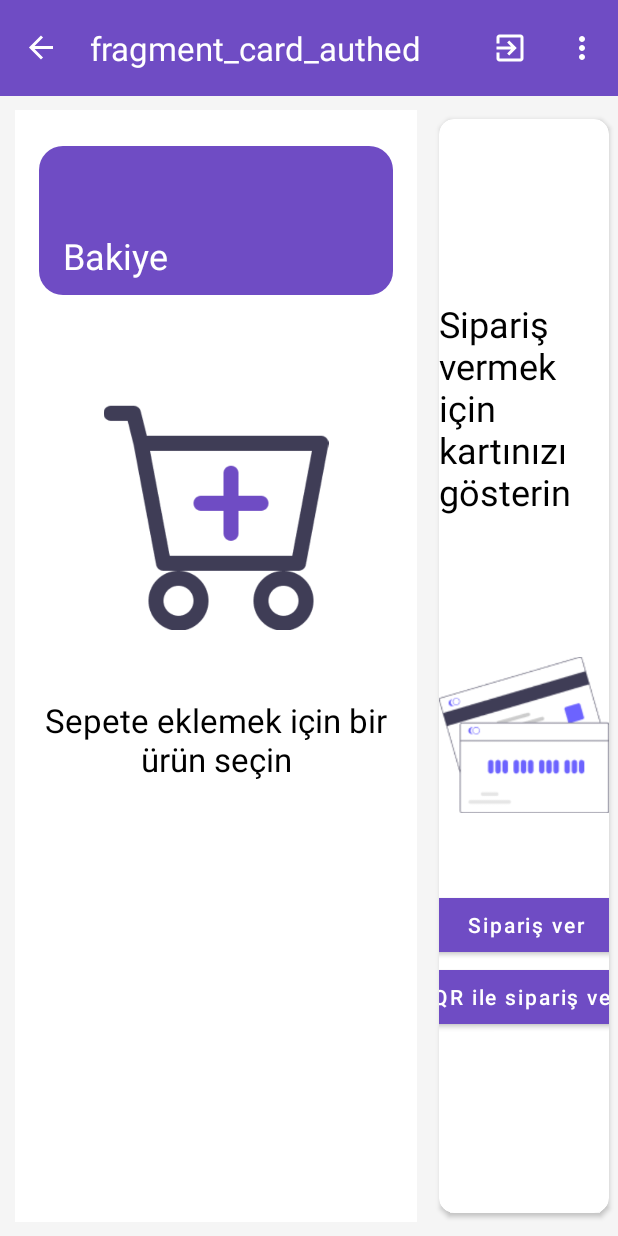
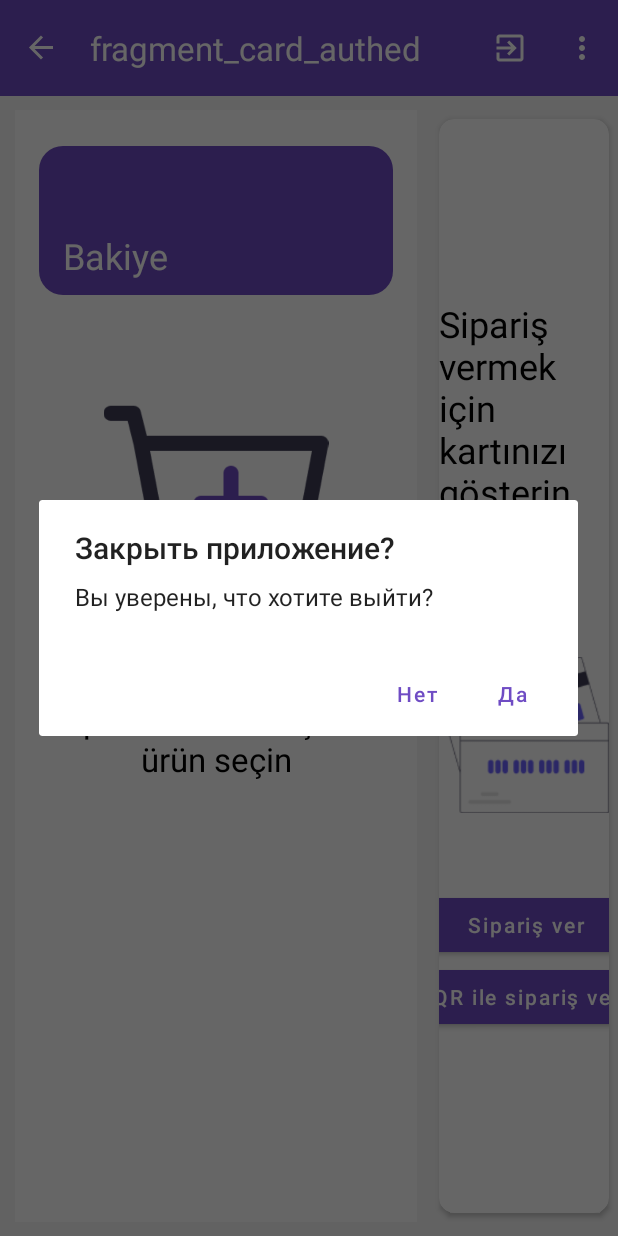
Before and after one commit to TimaTostokov/TamakTime_Terminal, an Android app: the CardFragmentAuthed screen opened through its navigation route, after a tap on "Çıkış", on a phone screen of 412 x 824 dp. Run offline under Robolectric (Android 15) with nearby library versions, the phone set to English and light mode, and no system bars; our stand-ins replace Dagger/Hilt's generated code, navigation-ui.

Commit message:
fixed project

```diff
--- a/app/src/main/java/com/pos_terminal/tamaktime_temirnal/common/Extensions.kt
+++ b/app/src/main/java/com/pos_terminal/tamaktime_temirnal/common/Extensions.kt
@@ -9,7 +9,6 @@ import android.content.Intent
 import android.content.res.Configuration
 import android.view.View
 import android.widget.Toast
-import androidx.appcompat.app.AlertDialog
 import com.google.android.material.snackbar.Snackbar
 import java.util.Locale
 
@@ -48,7 +47,7 @@ object Extensions {
 
     fun Activity.changeLanguage() {
         val listItems = arrayOf("English", "Русский", "Türkçe")
-        val mBuilder = AlertDialog.Builder(this)
+        val mBuilder = android.app.AlertDialog.Builder(this)
         mBuilder.setTitle("Выберите язык")
         mBuilder.setSingleChoiceItems(listItems, -1) { dialog, which ->
             when (which) {
--- a/app/src/main/java/com/pos_terminal/tamaktime_temirnal/presentation/activity/MainActivity.kt
+++ b/app/src/main/java/com/pos_terminal/tamaktime_temirnal/presentation/activity/MainActivity.kt
@@ -1,6 +1,7 @@
 package com.pos_terminal.tamaktime_temirnal.presentation.activity
 
 import android.annotation.SuppressLint
+import android.app.AlertDialog
 import android.app.PendingIntent
 import android.content.Intent
 import android.content.IntentFilter
@@ -11,6 +12,7 @@ import android.os.Bundle
 import android.util.Log
 import android.view.Menu
 import android.view.MenuItem
+import androidx.activity.OnBackPressedCallback
 import androidx.activity.viewModels
 import androidx.appcompat.app.AppCompatActivity
 import androidx.appcompat.app.AppCompatDelegate
@@ -20,7 +22,6 @@ import androidx.navigation.fragment.NavHostFragment
 import androidx.navigation.ui.AppBarConfiguration
 import androidx.navigation.ui.NavigationUI
 import com.pos_terminal.tamaktime_temirnal.R
-import com.pos_terminal.tamaktime_temirnal.common.Extensions
 import com.pos_terminal.tamaktime_temirnal.common.Extensions.changeLanguage
 import com.pos_terminal.tamaktime_temirnal.common.Extensions.loadLocale
 import com.pos_terminal.tamaktime_temirnal.common.Extensions.showSnackbar
@@ -30,11 +31,12 @@ import com.pos_terminal.tamaktime_temirnal.presentation.fragments.cardscreen.car
 import com.pos_terminal.tamaktime_temirnal.presentation.fragments.dialoglogin.LoginDialogFragment
 import dagger.hilt.android.AndroidEntryPoint
 import kotlinx.coroutines.launch
+import kotlin.system.exitProcess
 
 @AndroidEntryPoint
 class MainActivity : AppCompatActivity() {
 
-    private val viewModel: MainActivityViewModel by viewModels()
+    val viewModel: MainActivityViewModel by viewModels()
 
     private var nfcAdapter: NfcAdapter? = null
 
@@ -47,14 +49,20 @@ class MainActivity : AppCompatActivity() {
             requestedOrientation = ActivityInfo.SCREEN_ORIENTATION_PORTRAIT
         }
 
+        onBackPressedDispatcher.addCallback(this, object : OnBackPressedCallback(true) {
+            override fun handleOnBackPressed() {
+                showExitConfirmationDialog()
+            }
+        })
+
         val binding: ActivityMainBinding = ActivityMainBinding.inflate(layoutInflater)
         setContentView(binding.root)
         setSupportActionBar(binding.toolbar)
 
-       nfcAdapter = NfcAdapter.getDefaultAdapter(this)
+        nfcAdapter = NfcAdapter.getDefaultAdapter(this)
 
-       if (nfcAdapter == null) {
-           showSnackbar(binding.root, "NFC в данном устройстве недоступно")
+        if (nfcAdapter == null) {
+            showSnackbar(binding.root, "NFC в данном устройстве недоступно")
         }
 
         val navHostFragment: NavHostFragment =
@@ -165,14 +173,31 @@ class MainActivity : AppCompatActivity() {
         return super.onCreateOptionsMenu(menu)
     }
 
+    fun showExitConfirmationDialog() {
+        AlertDialog.Builder(this)
+            .setTitle("Закрыть приложение?")
+            .setMessage("Вы уверены, что хотите выйти?")
+            .setPositiveButton("Да") { _, _ ->
+                finishAffinity()
+                exitProcess(0)
+            }
+            .setNegativeButton("Нет", null)
+            .show()
+    }
+
     override fun onOptionsItemSelected(item: MenuItem): Boolean {
         when (item.itemId) {
             R.id.action_exit -> {
-                lifecycleScope.launch { viewModel.exit() }
+                lifecycleScope.launch {
+//                    viewModel.exit()
+                    showExitConfirmationDialog()
+                }
+                return true
             }
 
             R.id.ic_menu -> {
                 changeLanguage()
+                return true
             }
         }
 
--- a/app/src/main/java/com/pos_terminal/tamaktime_temirnal/presentation/fragments/cardscreen/cardauthed/CardFragmentAuthed.kt
+++ b/app/src/main/java/com/pos_terminal/tamaktime_temirnal/presentation/fragments/cardscreen/cardauthed/CardFragmentAuthed.kt
@@ -105,9 +105,9 @@ class CardFragmentAuthed : Fragment() {
         viewModel.postOrder(orderItems, totalPrice)
         viewModel.ordering()
         updateDocument()
-        Log.d("arsenchik", "{${sharedViewModel.orderItems.value}}")
-        Log.d("arsenchik", "{${totalPrice}}")
-        Log.d("arsenchik", "{${viewModel.ordering()}}")
+        Log.d("authUpdateDocumentPut", "{${sharedViewModel.orderItems.value}}")
+        Log.d("authUpdateDocumentPut", "{${totalPrice}}")
+        Log.d("authUpdateDocumentPut", "{${viewModel.ordering()}}")
     }
 
     private fun resetStateAndNavigate() {
```
Also changed, not shown: app/src/main/java/com/pos_terminal/tamaktime_temirnal/presentation/fragments/cardscreen/cardviewmodel/CardFragmentViewModel.kt (+4 -4 lines), app/src/main/java/com/pos_terminal/tamaktime_temirnal/presentation/fragments/categoryscreen/CategoryFragment.kt (+9 -1 lines).
